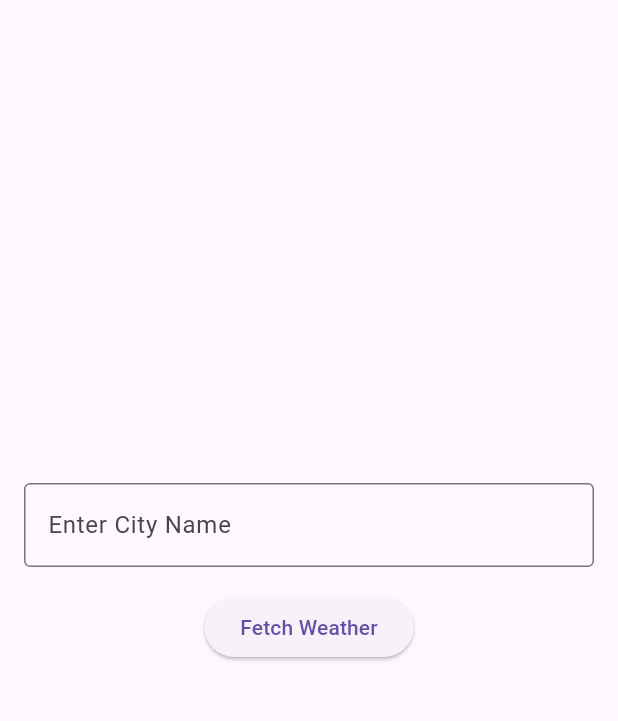
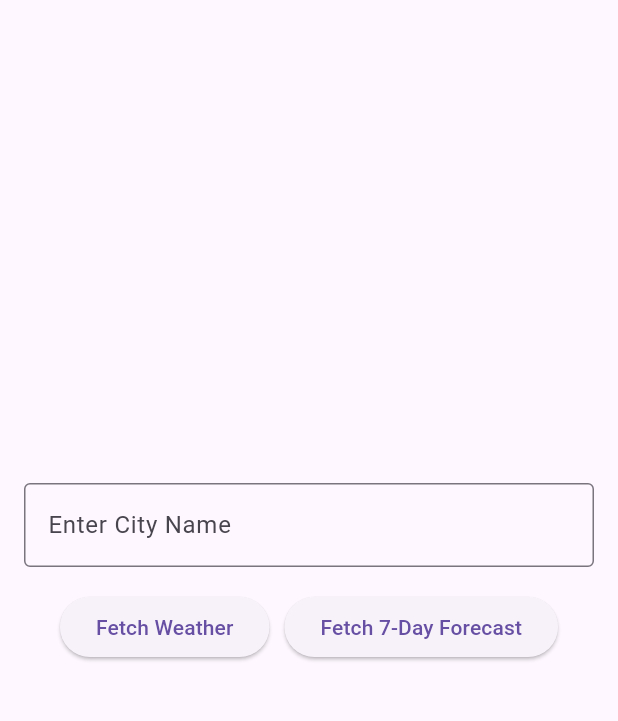
Before and after one commit to R1nneC0de/weather_info_app, a Flutter app: the screen it shows after launch, on a phone screen of 412 x 824 dp, the part 63-784 px from its top. Run offline on Flutter 3.47's test engine with Material 3 defaults, Android fonts, the phone set to English and light mode, and no system bars.

Commit message:
Implemented 7-day weather forecast feature (#1)

```diff
--- a/lib/main.dart
+++ b/lib/main.dart
@@ -33,18 +33,43 @@ class _HomeScreenState extends State<HomeScreen> {
   String cityName = "";
   String temperature = "";
   String weatherCondition = "";
+  List<Map<String, String>> forecast = [];
 
   final List<String> weatherConditions = ["Sunny", "Cloudy", "Rainy"];
   final Random _random = Random();
 
+  // Fetch current weather
   void _fetchWeather() {
     setState(() {
-      cityName = _cityController.text.isNotEmpty ? _cityController.text : "Unknown City";
-      int temp = 15 + _random.nextInt(16); // Generates a random temperature between 15 and 30
-      String condition = weatherConditions[_random.nextInt(weatherConditions.length)];
+      cityName = _cityController.text.isNotEmpty
+          ? _cityController.text
+          : "Unknown City";
+      int temp = 15 +
+          _random
+              .nextInt(16); // Generates a random temperature between 15 and 30
+      String condition =
+          weatherConditions[_random.nextInt(weatherConditions.length)];
 
       temperature = "$temp°C";
       weatherCondition = condition;
+    });
+  }
+
+  // Fetch 7-day forecast
+  void _fetchForecast() {
+    setState(() {
+      forecast = List.generate(7, (index) {
+        int temp = 15 +
+            _random.nextInt(
+                16); // Generates a random temperature between 15 and 30
+        String condition =
+            weatherConditions[_random.nextInt(weatherConditions.length)];
+        return {
+          "day": "Day ${index + 1}",
+          "temperature": "$temp°C",
+          "condition": condition,
+        };
+      });
     });
   }
 
@@ -66,16 +91,28 @@ class _HomeScreenState extends State<HomeScreen> {
               ),
             ),
             const SizedBox(height: 16),
-            ElevatedButton(
-              onPressed: _fetchWeather,
-              child: const Text("Fetch Weather"),
+            Row(
+              mainAxisAlignment: MainAxisAlignment.center,
+              children: [
+                ElevatedButton(
+                  onPressed: _fetchWeather,
+                  child: const Text("Fetch Weather"),
+                ),
+                const SizedBox(width: 10),
+                ElevatedButton(
+                  onPressed: _fetchForecast,
+                  child: const Text("Fetch 7-Day Forecast"),
+                ),
+              ],
             ),
             const SizedBox(height: 32),
 
+            // Display current weather info
             if (cityName.isNotEmpty) ...[
               Text(
                 "City: $cityName",
-                style: const TextStyle(fontSize: 22, fontWeight: FontWeight.bold),
+                style:
+                    const TextStyle(fontSize: 22, fontWeight: FontWeight.bold),
               ),
               const SizedBox(height: 8),
               Text(
@@ -87,6 +124,32 @@ class _HomeScreenState extends State<HomeScreen> {
                 "Condition: $weatherCondition",
                 style: const TextStyle(fontSize: 18),
               ),
+              const SizedBox(height: 16),
+            ],
+
+            // Display 7-day weather forecast
+            if (forecast.isNotEmpty) ...[
+              const Text(
+                "7-Day Forecast",
+                style: TextStyle(fontSize: 20, fontWeight: FontWeight.bold),
+              ),
+              const SizedBox(height: 8),
+              Expanded(
+                child: ListView.builder(
+                  itemCount: forecast.length,
+                  itemBuilder: (context, index) {
+                    return Card(
+                      elevation: 3,
+                      margin: const EdgeInsets.symmetric(vertical: 4),
+                      child: ListTile(
+                        title: Text(forecast[index]["day"]!),
+                        subtitle: Text(
+                            "Temperature: ${forecast[index]["temperature"]}, Condition: ${forecast[index]["condition"]}"),
+                      ),
+                    );
+                  },
+                ),
+              ),
             ],
           ],
         ),
```
